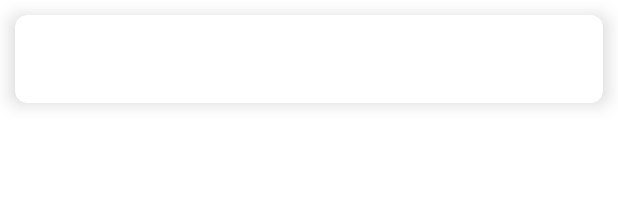
After one commit to forumber/TokenCaseStudy, an Android app: the layout history_item.xml on its own in the app's theme, with its tools: preview values and no code run, on a phone screen of 412 x 824 dp. The commit adds this screen. Shown: the top 203 px of the screen. Run offline under Robolectric (Android 15) with nearby library versions, the phone set to English and light mode, and no system bars.

Commit message:
Implementation of checking history
And also, logging out has been implemented too

```diff
--- a/app/build.gradle
+++ b/app/build.gradle
@@ -46,6 +46,7 @@ dependencies {
     implementation 'com.beust:klaxon:5.5'
     implementation 'com.google.firebase:firebase-analytics:20.1.0'
     implementation 'com.google.firebase:firebase-auth:21.0.1'
+    implementation 'com.google.firebase:firebase-firestore-ktx:24.0.1'
     testImplementation 'junit:junit:4.13.2'
     androidTestImplementation 'androidx.test.ext:junit:1.1.3'
     androidTestImplementation 'androidx.test.espresso:espresso-core:3.4.0'
--- a/app/src/main/AndroidManifest.xml
+++ b/app/src/main/AndroidManifest.xml
@@ -11,6 +11,9 @@
         android:roundIcon="@mipmap/ic_launcher_round"
         android:supportsRtl="true"
         android:theme="@style/Theme.TokenCaseStudy">
+        <activity
+            android:name=".HistoryActivity"
+            android:exported="false" />
         <activity
             android:name=".POSActivity"
             android:exported="false" />
--- a/app/src/main/java/com/forumber/tokencasestudy/SignUpActivity.kt
+++ b/app/src/main/java/com/forumber/tokencasestudy/SignUpActivity.kt
@@ -30,6 +30,7 @@ class SignUpActivity : AppCompatActivity() {
         binding.buttonRegister.setOnClickListener {
             firebaseAuth.createUserWithEmailAndPassword(binding.inputEmail.text.toString(), binding.inputPassword.text.toString())
                 .addOnSuccessListener {
+                    Database.registerUser(binding.inputEmail.text.toString())
                     startActivity(Intent(this, ProfileActivity::class.java))
                     finish()
                 }
--- /dev/null
+++ b/app/src/main/res/layout/history_item.xml
@@ -0,0 +1,31 @@
+<?xml version="1.0" encoding="utf-8"?>
+<com.google.android.material.card.MaterialCardView xmlns:android="http://schemas.android.com/apk/res/android"
+    android:layout_width="match_parent"
+    android:layout_height="wrap_content"
+    xmlns:app="http://schemas.android.com/apk/res-auto"
+    android:layout_margin="10dp"
+    app:cardElevation="8dp"
+    app:cardCornerRadius="8dp">
+
+
+    <LinearLayout
+        android:layout_width="wrap_content"
+        android:layout_height="wrap_content"
+        android:orientation="vertical"
+        android:layout_marginStart="16dp"
+        android:layout_marginVertical="10dp">
+
+        <TextView
+            android:id="@+id/textDateTime"
+            android:layout_width="wrap_content"
+            android:layout_height="wrap_content"/>
+
+        <TextView
+            android:id="@+id/textTransactionAmount"
+            android:layout_width="wrap_content"
+            android:layout_height="wrap_content"/>
+
+
+    </LinearLayout>
+
+</com.google.android.material.card.MaterialCardView>
--- a/app/src/main/res/values/strings.xml
+++ b/app/src/main/res/values/strings.xml
@@ -11,4 +11,6 @@
     <string name="amount">Amount</string>
     <string name="generate_qr_code">Generate QR Code</string>
     <string name="read_qr_on_customer_ui">Read QR On Customer UI</string>
+    <string name="logout">Logout</string>
+    <string name="history">History</string>
 </resources>
```
Also changed, not shown: app/src/main/java/com/forumber/tokencasestudy/Database.kt (added, +51 -0 lines), app/src/main/java/com/forumber/tokencasestudy/HistoryActivity.kt (added, +98 -0 lines), app/src/main/java/com/forumber/tokencasestudy/ProfileActivity.kt (+12 -0 lines), app/src/main/java/com/forumber/tokencasestudy/QSYAPI.kt (+8 -0 lines), app/src/main/res/layout/activity_history.xml (added, +20 -0 lines), app/src/main/res/layout/activity_profile.xml (+14 -0 lines).
